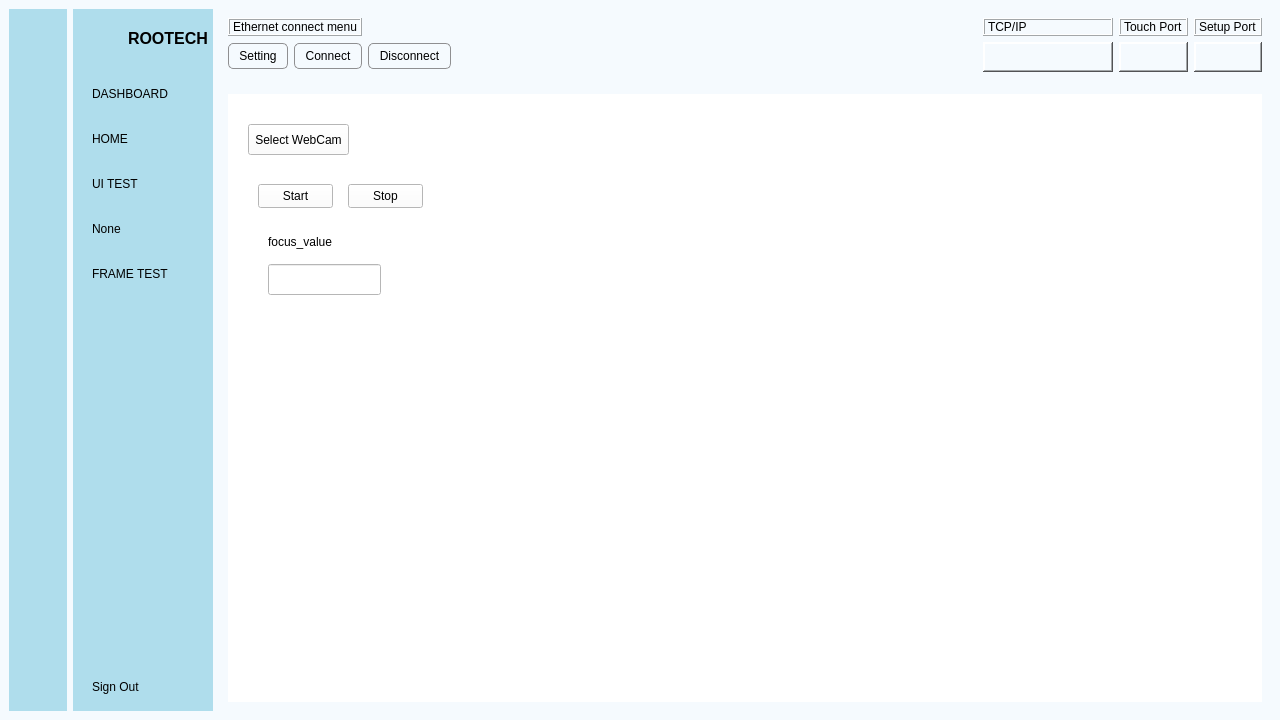
Above: dashboard.ui from badpooh/VisionTest before the change. Below: the same form after it.
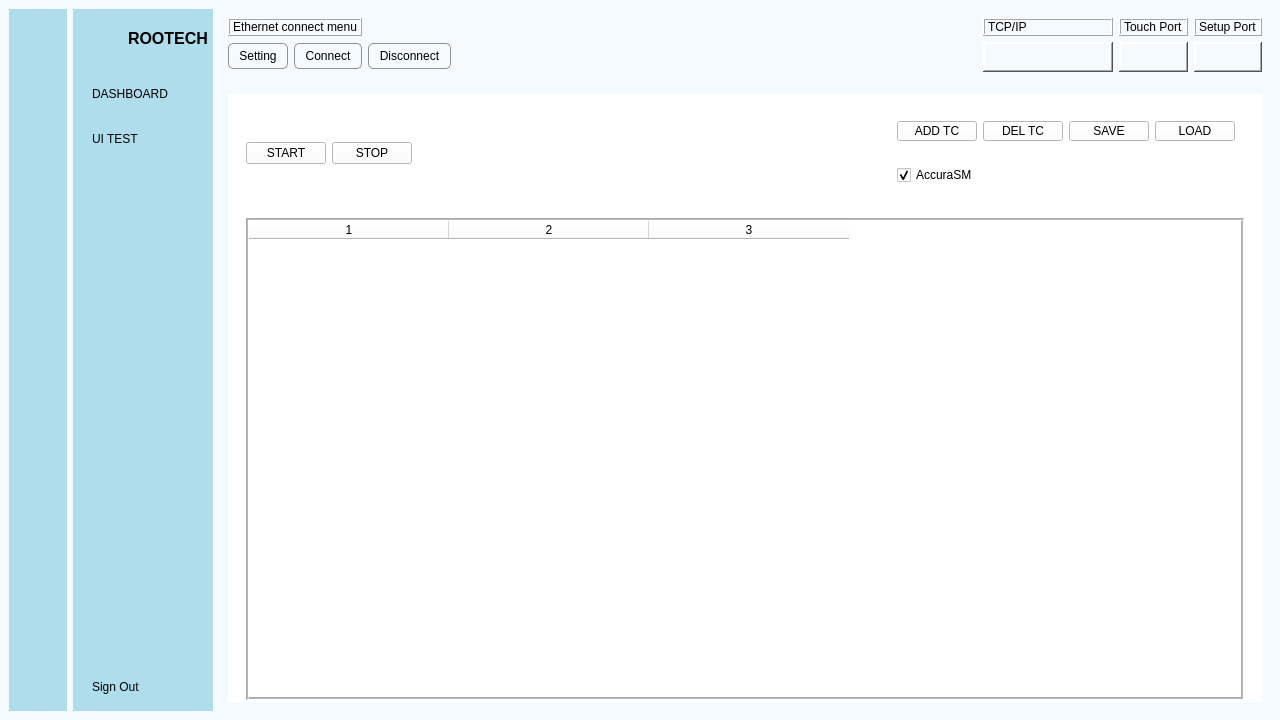
That is the form after the change. The open tabs and pages were chosen to show the change. Icons and pictures are not drawn.

Diff of the .ui file:
```diff
--- a/dashboard.ui
+++ b/dashboard.ui
@@ -38,23 +38,8 @@
           <string notr="true">background-color: rgb(255, 255, 255);</string>
          </property>
          <property name="currentIndex">
-          <number>1</number>
+          <number>0</number>
          </property>
-         <widget class="QWidget" name="home_page">
-          <widget class="QLabel" name="label_4">
-           <property name="geometry">
-            <rect>
-             <x>40</x>
-             <y>10</y>
-             <width>48</width>
-             <height>16</height>
-            </rect>
-           </property>
-           <property name="text">
-            <string>home</string>
-           </property>
-          </widget>
-         </widget>
          <widget class="QWidget" name="ui_test_page">
           <layout class="QGridLayout" name="gridLayout_3">
            <item row="0" column="0">
@@ -258,86 +243,7 @@
            </item>
           </layout>
          </widget>
-         <widget class="QWidget" name="setup_test_page"/>
-         <widget class="QWidget" name="frame_test_page">
-          <widget class="QPushButton" name="btn_select_webcam">
-           <property name="geometry">
-            <rect>
-             <x>20</x>
-             <y>30</y>
-             <width>101</width>
-             <height>31</height>
-            </rect>
-           </property>
-           <property name="styleSheet">
-            <string notr="true">QPushButton {
-    background-color: white;
-    color: black;
-}
-QPushButton:checked {
-    background-color: black;
-    color: white;
-    border: 1px solid black;
-}</string>
-           </property>
-           <property name="text">
-            <string>Select WebCam</string>
-           </property>
-           <property name="checkable">
-            <bool>true</bool>
-           </property>
-          </widget>
-          <widget class="QPushButton" name="btn_start_webcam">
-           <property name="geometry">
-            <rect>
-             <x>30</x>
-             <y>90</y>
-             <width>75</width>
-             <height>24</height>
-            </rect>
-           </property>
-           <property name="text">
-            <string>Start</string>
-           </property>
-          </widget>
-          <widget class="QPushButton" name="btn_stop_webcam">
-           <property name="geometry">
-            <rect>
-             <x>120</x>
-             <y>90</y>
-             <width>75</width>
-             <height>24</height>
-            </rect>
-           </property>
-           <property name="text">
-            <string>Stop</string>
-           </property>
-          </widget>
-          <widget class="QLabel" name="label_5">
-           <property name="geometry">
-            <rect>
-             <x>40</x>
-             <y>140</y>
-             <width>71</width>
-             <height>16</height>
-            </rect>
-           </property>
-           <property name="text">
-            <string>focus_value</string>
-           </property>
-          </widget>
-          <widget class="QLineEdit" name="lineEdit">
-           <property name="geometry">
-            <rect>
-             <x>40</x>
-             <y>170</y>
-             <width>113</width>
-             <height>31</height>
-            </rect>
-           </property>
-          </widget>
-         </widget>
-         <widget class="QWidget" name="page_5"/>
+         <widget class="QWidget" name="new_home"/>
         </widget>
        </item>
       </layout>
@@ -663,23 +569,6 @@
            </property>
           </widget>
          </item>
-         <item>
-          <widget class="QPushButton" name="btn_home_2">
-           <property name="text">
-            <string>HOME</string>
-           </property>
-           <property name="icon">
-            <iconset resource="resources.qrc">
-             <normaloff>:/images/home.png</normaloff>:/images/home.png</iconset>
-           </property>
-           <property name="checkable">
-            <bool>true</bool>
-           </property>
-           <property name="autoExclusive">
-            <bool>true</bool>
-           </property>
-          </widget>
-         </item>
          <item>
           <widget class="QPushButton" name="btn_ui_test_2">
            <property name="text">
@@ -697,40 +586,6 @@
            </property>
           </widget>
          </item>
-         <item>
-          <widget class="QPushButton" name="btn_demo_test">
-           <property name="text">
-            <string>None</string>
-           </property>
-           <property name="icon">
-            <iconset resource="resources.qrc">
-             <normaloff>:/images/computer.png</normaloff>:/images/computer.png</iconset>
-           </property>
-           <property name="checkable">
-            <bool>true</bool>
-           </property>
-           <property name="autoExclusive">
-            <bool>true</bool>
-           </property>
-          </widget>
-         </item>
-         <item>
-          <widget class="QPushButton" name="btn_frame_test_2">
-           <property name="text">
-            <string>FRAME TEST</string>
-           </property>
-           <property name="icon">
-            <iconset resource="resources.qrc">
-             <normaloff>:/images/videocam.png</normaloff>:/images/videocam.png</iconset>
-           </property>
-           <property name="checkable">
-            <bool>true</bool>
-           </property>
-           <property name="autoExclusive">
-            <bool>true</bool>
-           </property>
-          </widget>
-         </item>
         </layout>
        </item>
        <item>
@@ -879,23 +734,6 @@
            </property>
           </widget>
          </item>
-         <item>
-          <widget class="QPushButton" name="btn_home_1">
-           <property name="text">
-            <string/>
-           </property>
-           <property name="icon">
-            <iconset resource="resources.qrc">
-             <normaloff>:/images/home.png</normaloff>:/images/home.png</iconset>
-           </property>
-           <property name="checkable">
-            <bool>true</bool>
-           </property>
-           <property name="autoExclusive">
-            <bool>true</bool>
-           </property>
-          </widget>
-         </item>
          <item>
           <widget class="QPushButton" name="btn_ui_test_1">
            <property name="text">
@@ -913,40 +751,6 @@
            </property>
           </widget>
          </item>
-         <item>
-          <widget class="QPushButton" name="btn_setup_test_1">
-           <property name="text">
-            <string/>
-           </property>
-           <property name="icon">
-            <iconset resource="resources.qrc">
-             <normaloff>:/images/computer.png</normaloff>:/images/computer.png</iconset>
-           </property>
-           <property name="checkable">
-            <bool>true</bool>
-           </property>
-           <property name="autoExclusive">
-            <bool>true</bool>
-           </property>
-          </widget>
-         </item>
-         <item>
-          <widget class="QPushButton" name="btn_frame_test_1">
-           <property name="text">
-            <string/>
-           </property>
-           <property name="icon">
-            <iconset resource="resources.qrc">
-             <normaloff>:/images/videocam.png</normaloff>:/images/videocam.png</iconset>
-           </property>
-           <property name="checkable">
-            <bool>true</bool>
-           </property>
-           <property name="autoExclusive">
-            <bool>true</bool>
-           </property>
-          </widget>
-         </item>
         </layout>
        </item>
        <item>
```
Left out of the diff: 96 changed lines with no effect on the pictures.
